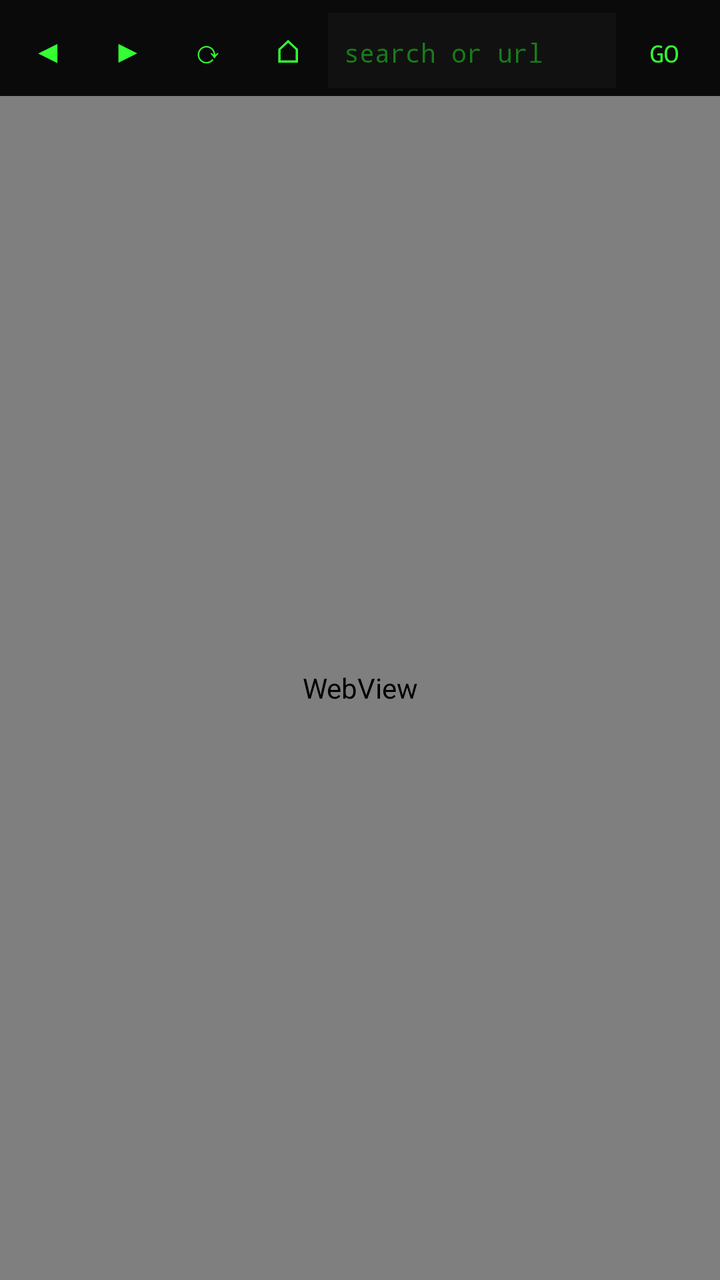
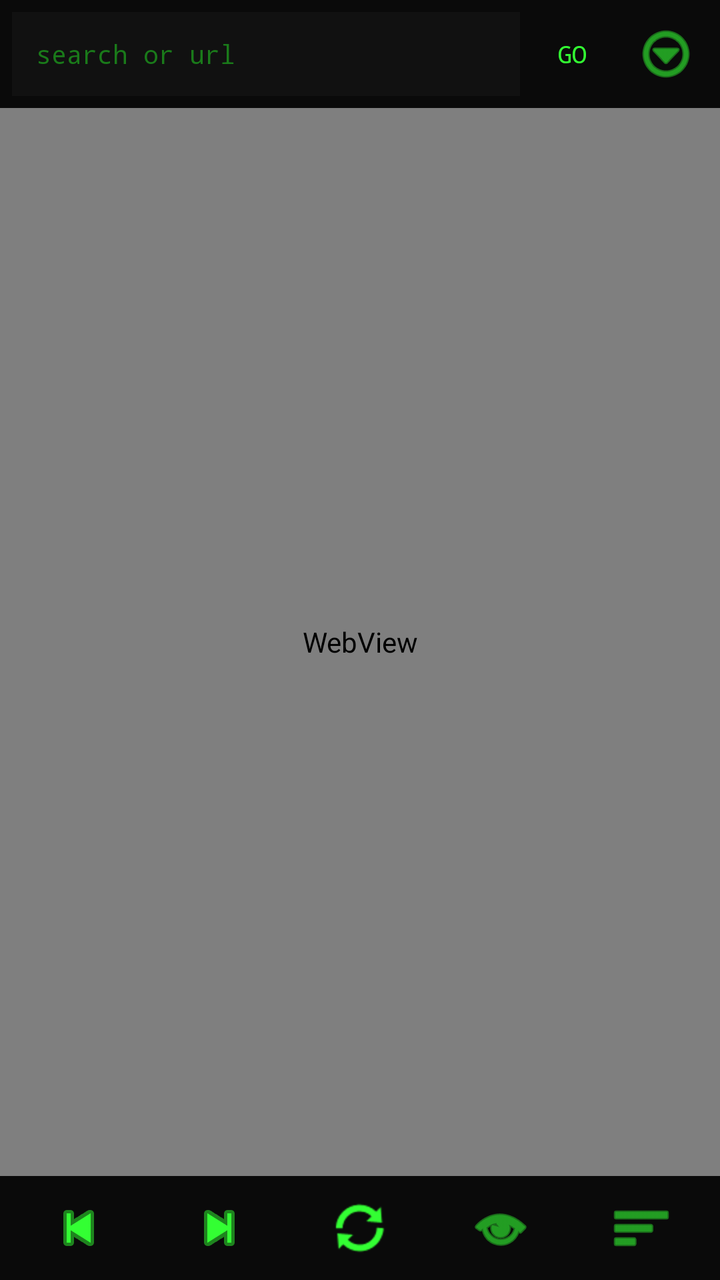

The first picture is an Android layout as it rendered before a commit; the second is the same layout after the commit. The layout source and the unified diff follow.
<!-- AndroidManifest.xml: activity theme Theme.Transparent -->
<!-- res/layout/activity_aura_browser.xml -->
<?xml version="1.0" encoding="utf-8"?>
<LinearLayout xmlns:android="http://schemas.android.com/apk/res/android"
    android:layout_width="match_parent"
    android:layout_height="match_parent"
    android:orientation="vertical"
    android:background="#FF000000">

    
    <LinearLayout
        android:layout_width="match_parent"
        android:layout_height="wrap_content"
        android:orientation="horizontal"
        android:padding="4dp"
        android:background="#FF0A0A0A">

        <Button
            android:id="@+id/aura_btn_back"
            style="?android:attr/borderlessButtonStyle"
            android:layout_width="40dp"
            android:layout_height="40dp"
            android:text="◀"
            android:textColor="#FF33FF33"
            android:textSize="16sp" />

        <Button
            android:id="@+id/aura_btn_forward"
            style="?android:attr/borderlessButtonStyle"
            android:layout_width="40dp"
            android:layout_height="40dp"
            android:text="▶"
            android:textColor="#FF33FF33"
            android:textSize="16sp" />

        <Button
            android:id="@+id/aura_btn_reload"
            style="?android:attr/borderlessButtonStyle"
            android:layout_width="40dp"
            android:layout_height="40dp"
            android:text="⟳"
            android:textColor="#FF33FF33"
            android:textSize="16sp" />

        <Button
            android:id="@+id/aura_btn_home"
            style="?android:attr/borderlessButtonStyle"
            android:layout_width="40dp"
            android:layout_height="40dp"
            android:text="⌂"
            android:textColor="#FF33FF33"
            android:textSize="16sp" />

        <EditText
            android:id="@+id/aura_et_url"
            android:layout_width="0dp"
            android:layout_height="40dp"
            android:layout_weight="1"
            android:background="#FF111111"
            android:hint="search or url"
            android:imeOptions="actionGo"
            android:inputType="textUri"
            android:maxLines="1"
            android:paddingStart="8dp"
            android:paddingEnd="8dp"
            android:textColor="#FF33FF33"
            android:textColorHint="#FF1A7A1A"
            android:textSize="13sp"
            android:fontFamily="monospace" />

        <Button
            android:id="@+id/aura_btn_go"
            style="?android:attr/borderlessButtonStyle"
            android:layout_width="48dp"
            android:layout_height="40dp"
            android:text="GO"
            android:textColor="#FF33FF33"
            android:textSize="12sp"
            android:fontFamily="monospace" />
    </LinearLayout>

    
    <ProgressBar
        android:id="@+id/aura_progress"
        style="?android:attr/progressBarStyleHorizontal"
        android:layout_width="match_parent"
        android:layout_height="2dp"
        android:max="100"
        android:progressTint="#FF33FF33"
        android:visibility="gone" />

    
    <WebView
        android:id="@+id/aura_webview"
        android:layout_width="match_parent"
        android:layout_height="0dp"
        android:layout_weight="1"
        android:background="#FF000000" />

</LinearLayout>
<!-- resources referenced by this layout -->
<resources>
  <style name="Theme.Transparent" parent="Theme.AppCompat.Light.NoActionBar">
          <item name="android:windowIsTranslucent">true</item>
          <item name="android:windowBackground">@android:color/transparent</item>
          <item name="android:windowContentOverlay">@null</item>
          <item name="android:windowNoTitle">true</item>
          <item name="android:backgroundDimEnabled">false</item>
          <item name="android:windowAnimationStyle">@null</item>
      </style>
</resources>

<!-- the commit's change to res/layout/activity_aura_browser.xml (unified diff, before → after) -->
@@ -1,5 +1,6 @@
 <?xml version="1.0" encoding="utf-8"?>
 <LinearLayout xmlns:android="http://schemas.android.com/apk/res/android"
+    xmlns:app="http://schemas.android.com/apk/res-auto"
     android:layout_width="match_parent"
     android:layout_height="match_parent"
     android:orientation="vertical"
@@ -7,74 +8,50 @@
 
     
     <LinearLayout
+        android:id="@+id/aura_top_bar"
         android:layout_width="match_parent"
         android:layout_height="wrap_content"
         android:orientation="horizontal"
-        android:padding="4dp"
-        android:background="#FF0A0A0A">
-
-        <Button
-            android:id="@+id/aura_btn_back"
-            style="?android:attr/borderlessButtonStyle"
-            android:layout_width="40dp"
-            android:layout_height="40dp"
-            android:text="◀"
-            android:textColor="#FF33FF33"
-            android:textSize="16sp" />
-
-        <Button
-            android:id="@+id/aura_btn_forward"
-            style="?android:attr/borderlessButtonStyle"
-            android:layout_width="40dp"
-            android:layout_height="40dp"
-            android:text="▶"
-            android:textColor="#FF33FF33"
-            android:textSize="16sp" />
-
-        <Button
-            android:id="@+id/aura_btn_reload"
-            style="?android:attr/borderlessButtonStyle"
-            android:layout_width="40dp"
-            android:layout_height="40dp"
-            android:text="⟳"
-            android:textColor="#FF33FF33"
-            android:textSize="16sp" />
-
-        <Button
-            android:id="@+id/aura_btn_home"
-            style="?android:attr/borderlessButtonStyle"
-            android:layout_width="40dp"
-            android:layout_height="40dp"
-            android:text="⌂"
-            android:textColor="#FF33FF33"
-            android:textSize="16sp" />
+        android:padding="6dp"
+        android:background="#FF0A0A0A"
+        android:gravity="center_vertical">
 
         <EditText
             android:id="@+id/aura_et_url"
             android:layout_width="0dp"
-            android:layout_height="40dp"
+            android:layout_height="42dp"
             android:layout_weight="1"
             android:background="#FF111111"
             android:hint="search or url"
             android:imeOptions="actionGo"
             android:inputType="textUri"
             android:maxLines="1"
-            android:paddingStart="8dp"
-            android:paddingEnd="8dp"
+            android:paddingStart="12dp"
+            android:paddingEnd="12dp"
             android:textColor="#FF33FF33"
             android:textColorHint="#FF1A7A1A"
             android:textSize="13sp"
-            android:fontFamily="monospace" />
+            android:fontFamily="monospace"
+            android:selectAllOnFocus="true" />
 
         <Button
             android:id="@+id/aura_btn_go"
             style="?android:attr/borderlessButtonStyle"
-            android:layout_width="48dp"
-            android:layout_height="40dp"
+            android:layout_width="52dp"
+            android:layout_height="42dp"
             android:text="GO"
             android:textColor="#FF33FF33"
             android:textSize="12sp"
             android:fontFamily="monospace" />
+
+        <ImageButton
+            android:id="@+id/aura_btn_menu"
+            android:layout_width="42dp"
+            android:layout_height="42dp"
+            android:background="?android:attr/selectableItemBackgroundBorderless"
+            android:src="@android:drawable/ic_menu_more"
+            android:contentDescription="Menu"
+            app:tint="#FF33FF33" />
     </LinearLayout>
 
     
@@ -95,4 +72,66 @@
         android:layout_weight="1"
         android:background="#FF000000" />
 
+    
+    <LinearLayout
+        android:id="@+id/aura_footer_bar"
+        android:layout_width="match_parent"
+        android:layout_height="wrap_content"
+        android:orientation="horizontal"
+        android:padding="4dp"
+        android:background="#FF0A0A0A"
+        android:gravity="center_vertical"
+        android:weightSum="5">
+
+        <ImageButton
+            android:id="@+id/aura_btn_back"
+            android:layout_width="0dp"
+            android:layout_height="44dp"
+            android:layout_weight="1"
+            android:background="?android:attr/selectableItemBackgroundBorderless"
+            android:src="@android:drawable/ic_media_previous"
+            android:contentDescription="Back"
+            app:tint="#FF33FF33" />
+
+        <ImageButton
+            android:id="@+id/aura_btn_forward"
+            android:layout_width="0dp"
+            android:layout_height="44dp"
+            android:layout_weight="1"
+            android:background="?android:attr/selectableItemBackgroundBorderless"
+            android:src="@android:drawable/ic_media_next"
+            android:contentDescription="Forward"
+            app:tint="#FF33FF33" />
+
+        <ImageButton
+            android:id="@+id/aura_btn_reload"
+            android:layout_width="0dp"
+            android:layout_height="44dp"
+            android:layout_weight="1"
+            android:background="?android:attr/selectableItemBackgroundBorderless"
+            android:src="@android:drawable/ic_popup_sync"
+            android:contentDescription="Reload"
+            app:tint="#FF33FF33" />
+
+        <ImageButton
+            android:id="@+id/aura_btn_home"
+            android:layout_width="0dp"
+            android:layout_height="44dp"
+            android:layout_weight="1"
+            android:background="?android:attr/selectableItemBackgroundBorderless"
+            android:src="@android:drawable/ic_menu_view"
+            android:contentDescription="Home"
+            app:tint="#FF33FF33" />
+
+        <ImageButton
+            android:id="@+id/aura_btn_tabs"
+            android:layout_width="0dp"
+            android:layout_height="44dp"
+            android:layout_weight="1"
+            android:background="?android:attr/selectableItemBackgroundBorderless"
+            android:src="@android:drawable/ic_menu_sort_by_size"
+            android:contentDescription="Tabs"
+            app:tint="#FF33FF33" />
+    </LinearLayout>
+
 </LinearLayout>
